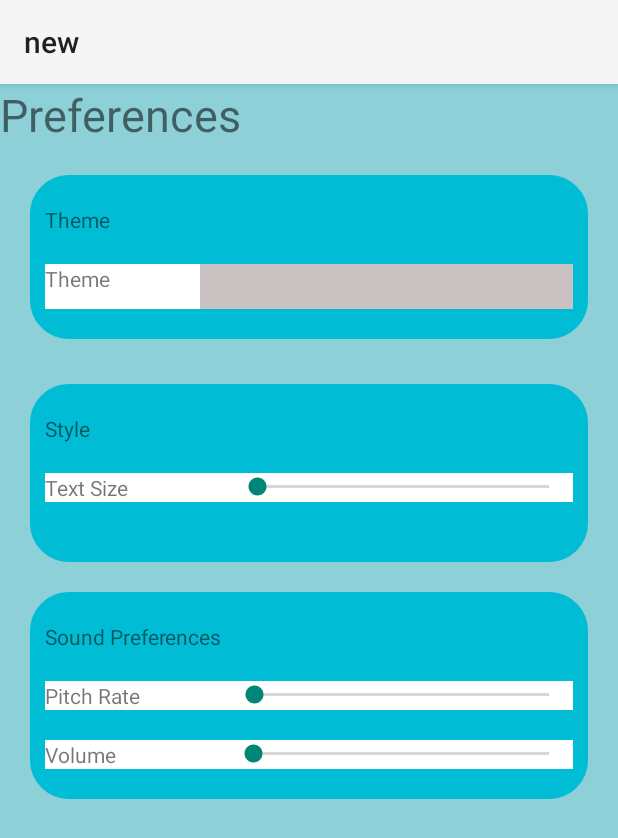
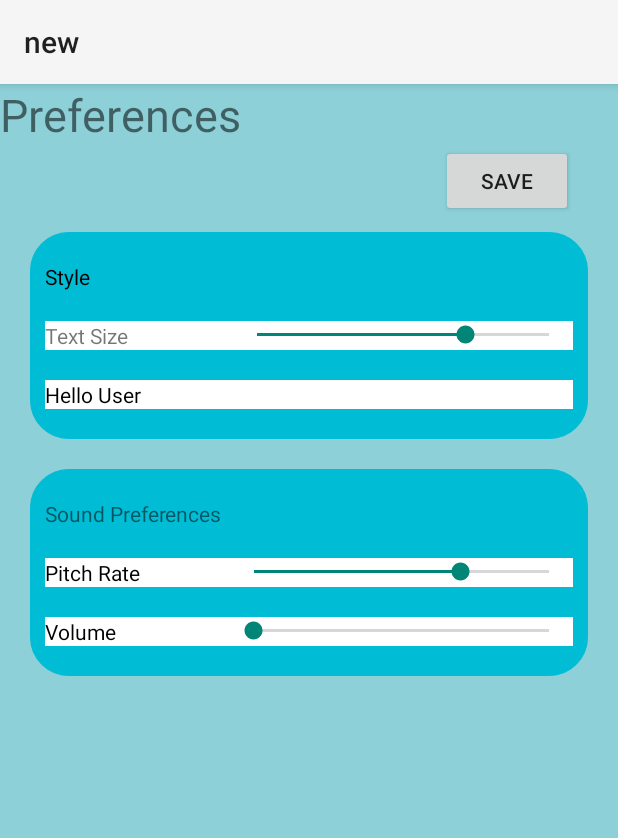
Before and after one commit to Anil-03/OCR_Application_for_visually_impaired, an Android app: the screen it shows after launch (Preference), in the options menu, after a tap on "Preferences", on a phone screen of 412 x 824 dp. Shown: the top 838 px of the screen. Run offline under Robolectric (Android 15) with nearby library versions, the phone set to English and light mode, and no system bars; 1 statement that could not run was skipped.

Commit message:
working application

```diff
--- a/app/src/main/AndroidManifest.xml
+++ b/app/src/main/AndroidManifest.xml
@@ -18,6 +18,9 @@
         android:supportsRtl="true"
         android:theme="@style/Theme.New"
         tools:targetApi="31">
+        <activity
+            android:name=".Login"
+            android:exported="false" />
         <activity
             android:name=".Preference"
             android:exported="false" />
--- a/app/src/main/java/com/example/anew/MainActivity.java
+++ b/app/src/main/java/com/example/anew/MainActivity.java
@@ -1,6 +1,7 @@
 package com.example.anew;
 
 import android.content.Intent;
+import android.content.SharedPreferences;
 import android.os.Bundle;
 import android.os.Handler;
 import android.speech.RecognizerIntent;
@@ -27,7 +28,7 @@ public class MainActivity extends AppCompatActivity implements TextToSpeech.OnIn
     private static final int SPEECH_REQUEST_CODE = 1001;
     private boolean welcomeMessageSpoken = false;
 
-
+    Boolean speechRecognition,speechOutput;
     @Override
     protected void onCreate(Bundle savedInstanceState) {
         super.onCreate(savedInstanceState);
@@ -42,6 +43,9 @@ public class MainActivity extends AppCompatActivity implements TextToSpeech.OnIn
         captureImg.setOnClickListener(v -> gotoCapture());
         uploadImg.setOnClickListener(v -> gotoUpload());
         uploadDoc.setOnClickListener(v-> gotoDocumentUpload());
+        SharedPreferences mainPreference=getSharedPreferences("settings",MODE_PRIVATE);
+        speechRecognition=mainPreference.getBoolean("speechRecognitionFlag",true);
+        speechOutput=mainPreference.getBoolean("speechOutputFLag",true);
     }
 
     @Override
@@ -121,6 +125,8 @@ public class MainActivity extends AppCompatActivity implements TextToSpeech.OnIn
 
     @Override
     public boolean onKeyUp(int keyCode, KeyEvent event) {
+        if(speechRecognition)
+        {
             if (keyCode == KeyEvent.KEYCODE_VOLUME_UP) {
                 long currentTime = System.currentTimeMillis();
                 // Check if it's a double click within a short duration
@@ -128,7 +134,9 @@ public class MainActivity extends AppCompatActivity implements TextToSpeech.OnIn
                     volumeUpClickCount++;
                     // Perform speech recognition on double click
                     if (volumeUpClickCount == 2) {
+
                         startSpeechRecognition();
+
                         volumeUpClickCount = 0; // Reset click count
                     }
                 } else {
@@ -136,6 +144,7 @@ public class MainActivity extends AppCompatActivity implements TextToSpeech.OnIn
                 }
                 lastVolumeUpClickTime = currentTime;
                 return true; // Consume the event
+            }
         }
         return super.onKeyUp(keyCode, event);
     }
@@ -195,7 +204,6 @@ public class MainActivity extends AppCompatActivity implements TextToSpeech.OnIn
                     langResult == TextToSpeech.LANG_NOT_SUPPORTED) {
                 Toast.makeText(this, "Language not supported", Toast.LENGTH_SHORT).show();
             } else {
-                // Speak the welcome message only if it hasn't been spoken before
                 float speechRate = 0.7f;
                 textToSpeech.setSpeechRate(speechRate);
                 if (!welcomeMessageSpoken) {
--- a/app/src/main/java/com/example/anew/Preference.java
+++ b/app/src/main/java/com/example/anew/Preference.java
@@ -1,17 +1,102 @@
 package com.example.anew;
 
+import android.content.SharedPreferences;
+import android.media.AudioManager;
 import android.os.Bundle;
-import android.widget.Spinner;
+import android.widget.Button;
+import android.widget.SeekBar;
+import android.widget.TextView;
+import android.widget.Toast;
 
 import androidx.appcompat.app.AppCompatActivity;
 
 public class Preference extends AppCompatActivity {
 
+    SeekBar size,pitch,volume;
 
+    String theme;
+    AudioManager manager;
+    TextView demo;
+    Button savePreference;
+    int fontSize,pitchRate,speechVolume;
+    int maxVolume,currentVolume;
     @Override
     protected void onCreate(Bundle savedInstanceState) {
         super.onCreate(savedInstanceState);
         setContentView(R.layout.activity_preference);
+        size=findViewById(R.id.text_size);
+        manager=(AudioManager) getSystemService(AUDIO_SERVICE);
+        maxVolume=manager.getStreamMaxVolume(AudioManager.STREAM_MUSIC);
+        currentVolume=manager.getStreamVolume(AudioManager.STREAM_MUSIC);
+        pitch=findViewById(R.id.pitch_rate);
+        volume=findViewById(R.id.volume);
+        demo=findViewById(R.id.demoTxtView);
+        savePreference=findViewById(R.id.savePreference);
+        size.setProgress(25);
+        size.setOnSeekBarChangeListener(new SeekBar.OnSeekBarChangeListener() {
+            @Override
+            public void onProgressChanged(SeekBar seekBar, int progress, boolean fromUser) {
+                fontSize=progress;
+            }
+
+            @Override
+            public void onStartTrackingTouch(SeekBar seekBar) {
+                demo.setTextSize(fontSize);
+            }
+
+            @Override
+            public void onStopTrackingTouch(SeekBar seekBar) {
+                demo.setTextSize(fontSize);
+            }
+        });
+
+        pitch.setProgress(70);
+        pitch.setOnSeekBarChangeListener(new SeekBar.OnSeekBarChangeListener() {
+            @Override
+            public void onProgressChanged(SeekBar seekBar, int progress, boolean fromUser) {
+                pitchRate=progress;
+            }
+
+            @Override
+            public void onStartTrackingTouch(SeekBar seekBar) {
+
+            }
+
+            @Override
+            public void onStopTrackingTouch(SeekBar seekBar) {
+
+            }
+        });
+
+       volume.setMax(maxVolume);
+       volume.setProgress(currentVolume);
+        volume.setOnSeekBarChangeListener(new SeekBar.OnSeekBarChangeListener() {
+            @Override
+            public void onProgressChanged(SeekBar seekBar, int progress, boolean fromUser) {
+                speechVolume=progress;
+                manager.setStreamVolume(AudioManager.STREAM_MUSIC,progress,0);
+            }
+            @Override
+            public void onStartTrackingTouch(SeekBar seekBar) {
+
+            }
+            @Override
+            public void onStopTrackingTouch(SeekBar seekBar) {
+
+            }
+        });
+
+
+        savePreference.setOnClickListener(v->{
+            SharedPreferences preferences=getSharedPreferences("preferences",MODE_PRIVATE);
+            SharedPreferences.Editor editor=preferences.edit();
+            editor.putInt("volume",speechVolume);
+            editor.putInt("textSize",fontSize);
+            editor.putString("theme",theme);
+            editor.putInt("pitchRate",pitchRate);
+            editor.apply();
+            Toast.makeText(this,"Preferences saved successfully",Toast.LENGTH_SHORT).show();
+        });
 
     }
 }
--- a/app/src/main/java/com/example/anew/Settings.java
+++ b/app/src/main/java/com/example/anew/Settings.java
@@ -10,6 +10,7 @@ import android.widget.ArrayAdapter;
 import android.widget.Button;
 import android.widget.Spinner;
 import android.widget.Switch;
+import android.widget.Toast;
 
 import androidx.appcompat.app.AppCompatActivity;
 
@@ -17,6 +18,8 @@ import java.util.ArrayList;
 
 public class Settings extends AppCompatActivity {
     Spinner eng_spinner, lang_spinner;
+
+    Boolean getSpeechRecognitionState,speechOutputState;
     Voice speech;
     Button help,feedback,logout,saveSettings;
     Boolean speechRecognition=true;
@@ -75,7 +78,7 @@ public class Settings extends AppCompatActivity {
             }
         });
         ArrayList<String> languageList = new ArrayList<>();
-        engineList.add("English");
+        languageList.add("English");
         ArrayAdapter<String> lang_adapter = new ArrayAdapter<>(this, android.R.layout.simple_spinner_item, languageList);
         lang_adapter.setDropDownViewResource(android.R.layout.select_dialog_singlechoice);
         lang_spinner.setAdapter(eng_adapter);
@@ -118,15 +121,28 @@ public class Settings extends AppCompatActivity {
 
         });
 
-        saveSettings.setOnClickListener(v-> storePreference());
+        saveSettings.setOnClickListener(v-> {
+            storePreference();
+            Toast.makeText(this,"Settings saved successfully",Toast.LENGTH_LONG).show();
+        });
+        stateChange(speechOutput,speechRecognition);
+    }
 
+    private void stateChange(Boolean so,Boolean sr) {
+        if(so)
+        {
+            speech_output.setChecked(true);
+        }
+        if(sr){
+            speech_recognition.setChecked(true);
+        }
     }
 
     private void storePreference() {
         SharedPreferences settingsPref=getSharedPreferences("settings",MODE_PRIVATE);
         SharedPreferences.Editor editor=settingsPref.edit();
         editor.putBoolean("speechRecognitionFlag",speechRecognition);
-        editor.putBoolean("speechOutput",speechOutput);
+        editor.putBoolean("speechOutputFlag",speechOutput);
         editor.putString("engine",engine);
         editor.putString("language",language);
         editor.apply();
--- a/app/src/main/res/layout/activity_preference.xml
+++ b/app/src/main/res/layout/activity_preference.xml
@@ -13,49 +13,13 @@
         android:layout_height="wrap_content"
         android:text="@string/preferences"
         android:textSize="30sp"/>
-
-    <LinearLayout
-        android:id="@+id/linear1"
-        android:layout_width="match_parent"
+    <Button
+        android:id="@+id/savePreference"
+        android:layout_width="wrap_content"
         android:layout_height="wrap_content"
-        android:layout_marginTop="40dp"
-        android:orientation="vertical"
-        android:background="@drawable/rounded_layout"
-        android:backgroundTint="#00BCD4"
-        android:layout_marginHorizontal="20dp"
-        android:layout_marginVertical="20dp">
-
-        <TextView
-            android:layout_width="match_parent"
-            android:layout_height="wrap_content"
-            android:text="@string/theme"
-            android:layout_marginHorizontal="10dp"
-            android:layout_marginVertical="20dp"
-            android:background="#00BCD4"/>
-        <LinearLayout
-            android:layout_width="match_parent"
-            android:layout_marginHorizontal="10dp"
-            android:layout_height="wrap_content"
-            android:background="#FFF"
-            android:layout_marginBottom="20dp"
-            android:orientation="horizontal">
-
-            <TextView
-                android:layout_width="wrap_content"
-                android:layout_height="15dp"
-                android:layout_marginEnd="60dp"
-
-                android:text="@string/theme" />
-            <Spinner
-                android:id="@+id/theme_spinner"
-                android:background="#CAC2C2"
-                android:layout_width="match_parent"
-                android:layout_height="30dp"/>
-
-        </LinearLayout>
-
-    </LinearLayout>
-
+        android:text="@string/save"
+        android:layout_gravity="end"
+        android:layout_marginEnd="30dp"/>
     <LinearLayout
         android:id="@+id/linear2"
         android:layout_width="match_parent"
@@ -69,6 +33,7 @@
             android:layout_width="match_parent"
             android:layout_height="wrap_content"
             android:text="@string/style"
+            android:textColor="#000"
             android:layout_marginHorizontal="10dp"
             android:layout_marginVertical="20dp"
             android:background="#00BCD4"/>
@@ -88,7 +53,8 @@
                 android:id="@+id/text_size"
                 android:layout_width="match_parent"
                 android:layout_height="wrap_content"
-                android:max="30"/>
+                android:max="35"/>
+
 
         </LinearLayout>
         <LinearLayout
@@ -98,9 +64,12 @@
             android:layout_marginVertical="20dp"
             android:background="#FFF"
             android:orientation="horizontal">
-
-
-
+            <TextView
+                android:id="@+id/demoTxtView"
+                android:layout_width="match_parent"
+                android:textColor="#000"
+                android:layout_height="wrap_content"
+                android:text="@string/hello_user"/>
 
         </LinearLayout>
     </LinearLayout>
@@ -130,6 +99,7 @@
                 android:layout_width="wrap_content"
                 android:layout_height="wrap_content"
                 android:layout_marginEnd="60dp"
+                android:textColor="#000"
                 android:text="@string/pitch_rate"/>
             <SeekBar
                 android:id="@+id/pitch_rate"
@@ -150,6 +120,7 @@
                 android:layout_height="wrap_content"
                 android:text="@string/volume"
                 android:layout_marginEnd="75dp"
+                android:textColor="#000"
                 />
             <SeekBar
                 android:id="@+id/volume"
```
Also changed, not shown: app/src/main/java/com/example/anew/Help.java (+10 -13 lines), app/src/main/java/com/example/anew/Login.java (added, +24 -0 lines), app/src/main/java/com/example/anew/ScannerActivity.java (+12 -0 lines), app/src/main/java/com/example/anew/Upload.java (+14 -0 lines), app/src/main/res/layout/activity_login.xml (added, +10 -0 lines), app/src/main/res/layout/activity_settings.xml (+8 -2 lines), app/src/main/res/values/dark.xml (added, +10 -0 lines), app/src/main/res/values/light.xml (added, +11 -0 lines), app/src/main/res/values/optimal.xml (added, +10 -0 lines), app/src/main/res/values/strings.xml (+7 -0 lines). Lines whose indentation alone changed are shown as unchanged.
